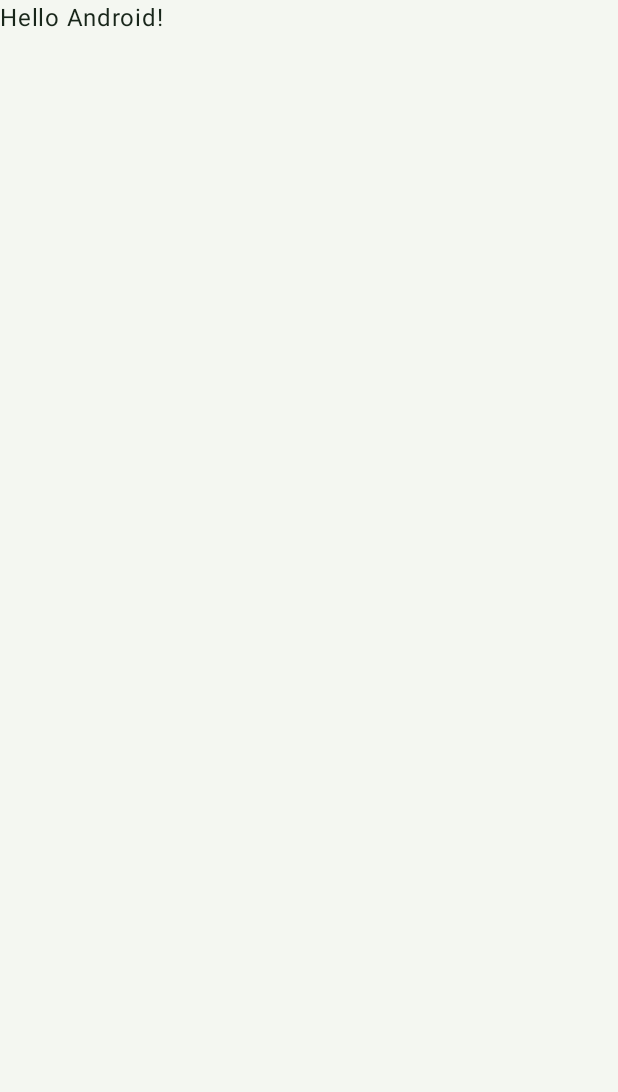
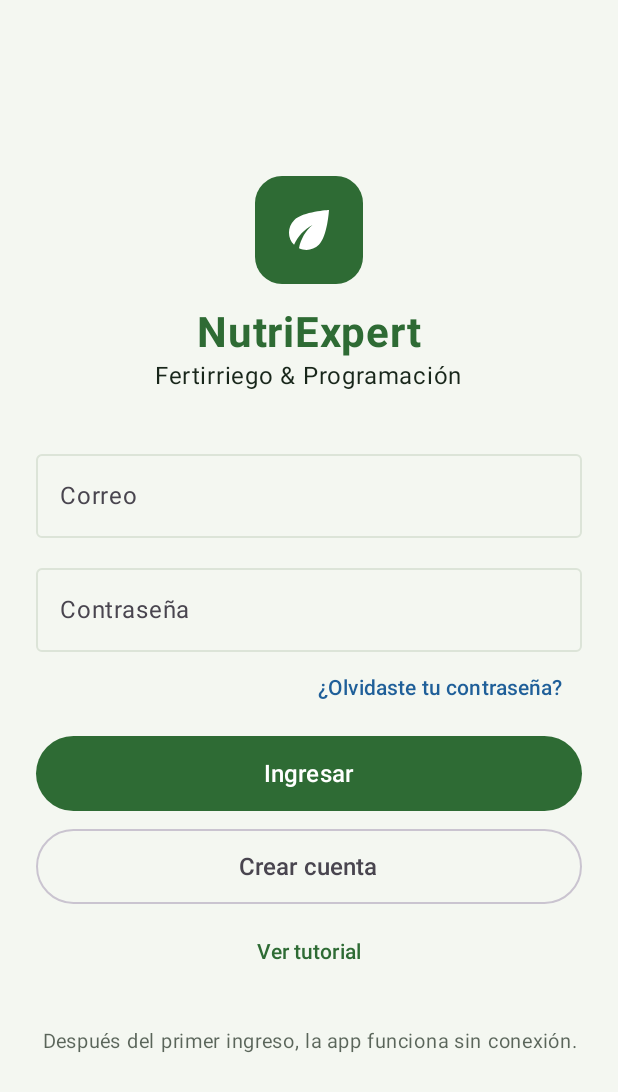
Before and after one commit to matiasfigueroaesc/NutriExpert, an Android app built with Jetpack Compose: the screen it shows after launch (MainActivity), on a phone screen of 412 x 824 dp. Before the commit the part shown is almost empty. Shown: the top 1092 px of the screen. Run offline under Robolectric (Android 15) with nearby library versions, the phone set to English and light mode, and no system bars.

Commit message:
feat: pantalla de login con validaciones
- LoginScreen según el mockup (logo, campos, botones y mensaje offline)
- Validación de correo y contraseña (mín. 8) con mensaje de error
- utils/Validaciones.kt con esEmailValido
- Ícono de hoja en vector (ic_hoja.xml)

```diff
--- a/app/src/main/java/cl/duoc/nutriexpert/MainActivity.kt
+++ b/app/src/main/java/cl/duoc/nutriexpert/MainActivity.kt
@@ -4,14 +4,9 @@ import android.os.Bundle
 import androidx.activity.ComponentActivity
 import androidx.activity.compose.setContent
 import androidx.activity.enableEdgeToEdge
-import androidx.compose.foundation.layout.fillMaxSize
-import androidx.compose.foundation.layout.padding
-import androidx.compose.material3.Scaffold
-import androidx.compose.material3.Text
-import androidx.compose.runtime.Composable
-import androidx.compose.ui.Modifier
-import androidx.compose.ui.tooling.preview.Preview
+import androidx.navigation.compose.rememberNavController
 import cl.duoc.nutriexpert.ui.theme.NutriExpertTheme
+import cl.duoc.nutriexpert.ui.views.LoginScreen
 
 class MainActivity : ComponentActivity() {
     override fun onCreate(savedInstanceState: Bundle?) {
@@ -19,29 +14,9 @@ class MainActivity : ComponentActivity() {
         enableEdgeToEdge()
         setContent {
             NutriExpertTheme {
-                Scaffold(modifier = Modifier.fillMaxSize()) { innerPadding ->
-                    Greeting(
-                        name = "Android",
-                        modifier = Modifier.padding(innerPadding)
-                    )
-                }
+                // Temporal: en la parte 1c esto se reemplaza por AppNavigation
+                LoginScreen(navController = rememberNavController())
             }
         }
     }
 }
-
-@Composable
-fun Greeting(name: String, modifier: Modifier = Modifier) {
-    Text(
-        text = "Hello $name!",
-        modifier = modifier
-    )
-}
-
-@Preview(showBackground = true)
-@Composable
-fun GreetingPreview() {
-    NutriExpertTheme {
-        Greeting("Android")
-    }
-}
--- /dev/null
+++ b/app/src/main/java/cl/duoc/nutriexpert/ui/views/LoginScreen.kt
@@ -0,0 +1,174 @@
+package cl.duoc.nutriexpert.ui.views
+
+import androidx.compose.foundation.background
+import androidx.compose.foundation.layout.Arrangement
+import androidx.compose.foundation.layout.Box
+import androidx.compose.foundation.layout.Column
+import androidx.compose.foundation.layout.Spacer
+import androidx.compose.foundation.layout.fillMaxSize
+import androidx.compose.foundation.layout.fillMaxWidth
+import androidx.compose.foundation.layout.height
+import androidx.compose.foundation.layout.padding
+import androidx.compose.foundation.layout.size
+import androidx.compose.foundation.rememberScrollState
+import androidx.compose.foundation.shape.RoundedCornerShape
+import androidx.compose.foundation.text.KeyboardOptions
+import androidx.compose.foundation.verticalScroll
+import androidx.compose.material3.Button
+import androidx.compose.material3.Icon
+import androidx.compose.material3.MaterialTheme
+import androidx.compose.material3.OutlinedButton
+import androidx.compose.material3.OutlinedTextField
+import androidx.compose.material3.Text
+import androidx.compose.material3.TextButton
+import androidx.compose.runtime.Composable
+import androidx.compose.runtime.getValue
+import androidx.compose.runtime.mutableStateOf
+import androidx.compose.runtime.remember
+import androidx.compose.runtime.setValue
+import androidx.compose.ui.Alignment
+import androidx.compose.ui.Modifier
+import androidx.compose.ui.res.painterResource
+import androidx.compose.ui.text.font.FontWeight
+import androidx.compose.ui.text.input.KeyboardType
+import androidx.compose.ui.text.input.PasswordVisualTransformation
+import androidx.compose.ui.text.style.TextAlign
+import androidx.compose.ui.unit.dp
+import androidx.compose.ui.unit.sp
+import androidx.navigation.NavHostController
+import cl.duoc.nutriexpert.R
+import cl.duoc.nutriexpert.utils.esEmailValido
+
+@Composable
+fun LoginScreen(navController: NavHostController) {
+    var correo by remember { mutableStateOf("") }
+    var contrasena by remember { mutableStateOf("") }
+    var mensajeError by remember { mutableStateOf("") }
+
+    Column(
+        modifier = Modifier
+            .fillMaxSize()
+            .background(MaterialTheme.colorScheme.background)
+            .verticalScroll(rememberScrollState())
+            .padding(horizontal = 24.dp, vertical = 48.dp),
+        horizontalAlignment = Alignment.CenterHorizontally,
+        verticalArrangement = Arrangement.Center
+    ) {
+        // Logo: hoja blanca dentro de un cuadrado verde redondeado
+        Box(
+            modifier = Modifier
+                .size(72.dp)
+                .background(MaterialTheme.colorScheme.primary, RoundedCornerShape(18.dp)),
+            contentAlignment = Alignment.Center
+        ) {
+            Icon(
+                painter = painterResource(id = R.drawable.ic_hoja),
+                contentDescription = "Logo NutriExpert",
+                tint = MaterialTheme.colorScheme.onPrimary,
+                modifier = Modifier.size(40.dp)
+            )
+        }
+
+        Spacer(modifier = Modifier.height(16.dp))
+
+        Text(
+            text = "NutriExpert",
+            fontSize = 28.sp,
+            fontWeight = FontWeight.Bold,
+            color = MaterialTheme.colorScheme.primary
+        )
+        Text(
+            text = "Fertirriego & Programación",
+            fontSize = 16.sp,
+            color = MaterialTheme.colorScheme.onBackground
+        )
+
+        Spacer(modifier = Modifier.height(32.dp))
+
+        OutlinedTextField(
+            value = correo,
+            onValueChange = { correo = it },
+            label = { Text("Correo") },
+            singleLine = true,
+            keyboardOptions = KeyboardOptions(keyboardType = KeyboardType.Email),
+            modifier = Modifier.fillMaxWidth()
+        )
+
+        Spacer(modifier = Modifier.height(12.dp))
+
+        OutlinedTextField(
+            value = contrasena,
+            onValueChange = { contrasena = it },
+            label = { Text("Contraseña") },
+            singleLine = true,
+            visualTransformation = PasswordVisualTransformation(),
+            keyboardOptions = KeyboardOptions(keyboardType = KeyboardType.Password),
+            modifier = Modifier.fillMaxWidth()
+        )
+
+        // Mensaje de error de la validación (solo se muestra si hay uno)
+        if (mensajeError.isNotEmpty()) {
+            Spacer(modifier = Modifier.height(8.dp))
+            Text(
+                text = mensajeError,
+                color = MaterialTheme.colorScheme.error,
+                fontSize = 14.sp,
+                modifier = Modifier.fillMaxWidth()
+            )
+        }
+
+        TextButton(
+            onClick = { /* Se conecta a "recuperar" en la parte 1c */ },
+            modifier = Modifier.align(Alignment.End)
+        ) {
+            Text("¿Olvidaste tu contraseña?", color = MaterialTheme.colorScheme.secondary)
+        }
+
+        Spacer(modifier = Modifier.height(8.dp))
+
+        Button(
+            onClick = {
+                mensajeError = when {
+                    correo.isBlank() -> "Ingresa tu correo"
+                    !esEmailValido(correo) -> "El correo no tiene un formato válido"
+                    contrasena.isBlank() -> "Ingresa tu contraseña"
+                    contrasena.length < 8 -> "La contraseña debe tener al menos 8 caracteres"
+                    else -> ""
+                }
+                // Si mensajeError quedó vacío, los datos son válidos.
+                // El ingreso real (verificar el usuario) llega con Room.
+            },
+            modifier = Modifier
+                .fillMaxWidth()
+                .height(50.dp)
+        ) {
+            Text("Ingresar", fontSize = 16.sp)
+        }
+
+        Spacer(modifier = Modifier.height(12.dp))
+
+        OutlinedButton(
+            onClick = { /* Se conecta a "registro" en la parte 1c */ },
+            modifier = Modifier
+                .fillMaxWidth()
+                .height(50.dp)
+        ) {
+            Text("Crear cuenta", fontSize = 16.sp)
+        }
+
+        Spacer(modifier = Modifier.height(8.dp))
+
+        TextButton(onClick = { /* Tutorial: pendiente */ }) {
+            Text("Ver tutorial")
+        }
+
+        Spacer(modifier = Modifier.height(24.dp))
+
+        Text(
+            text = "Después del primer ingreso, la app funciona sin conexión.",
+            fontSize = 13.sp,
+            textAlign = TextAlign.Center,
+            color = MaterialTheme.colorScheme.onBackground.copy(alpha = 0.7f)
+        )
+    }
+}
--- /dev/null
+++ b/app/src/main/java/cl/duoc/nutriexpert/utils/Validaciones.kt
@@ -0,0 +1,8 @@
+package cl.duoc.nutriexpert.utils
+
+// Formato de correo: texto@dominio.extension (ej: juan.perez@duocuc.cl)
+private val REGEX_EMAIL = Regex("^[A-Za-z0-9._%+-]+@[A-Za-z0-9.-]+\\.[A-Za-z]{2,}$")
+
+fun esEmailValido(email: String): Boolean {
+    return REGEX_EMAIL.matches(email.trim())
+}
--- /dev/null
+++ b/app/src/main/res/drawable/ic_hoja.xml
@@ -0,0 +1,11 @@
+<?xml version="1.0" encoding="utf-8"?>
+<!-- Ícono de hoja (basado en el ícono "Eco" de Material Icons) -->
+<vector xmlns:android="http://schemas.android.com/apk/res/android"
+    android:width="24dp"
+    android:height="24dp"
+    android:viewportWidth="24"
+    android:viewportHeight="24">
+    <path
+        android:fillColor="#FFFFFFFF"
+        android:pathData="M6.05,8.05c-2.73,2.73 -2.73,7.15 -0.02,9.88c1.47,-3.4 4.09,-6.24 7.36,-7.93c-2.77,2.34 -4.71,5.61 -5.39,9.32c2.6,1.23 5.8,0.78 7.95,-1.37C19.43,14.47 20,4 20,4S9.53,4.57 6.05,8.05z" />
+</vector>
```
Also changed, not shown: 2 other files.
